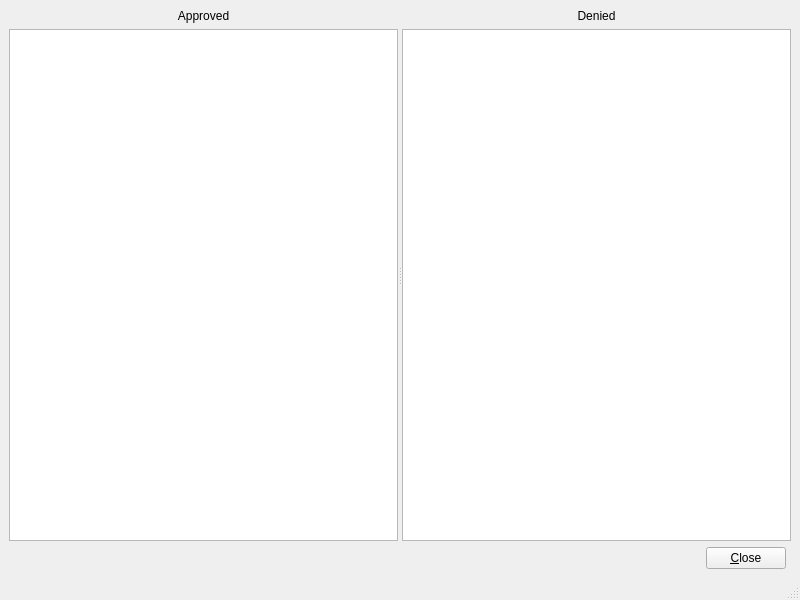
Old version of the form Version 1.x/UI/approveddeniedlists.ui in the repository textbrowser/dooble.
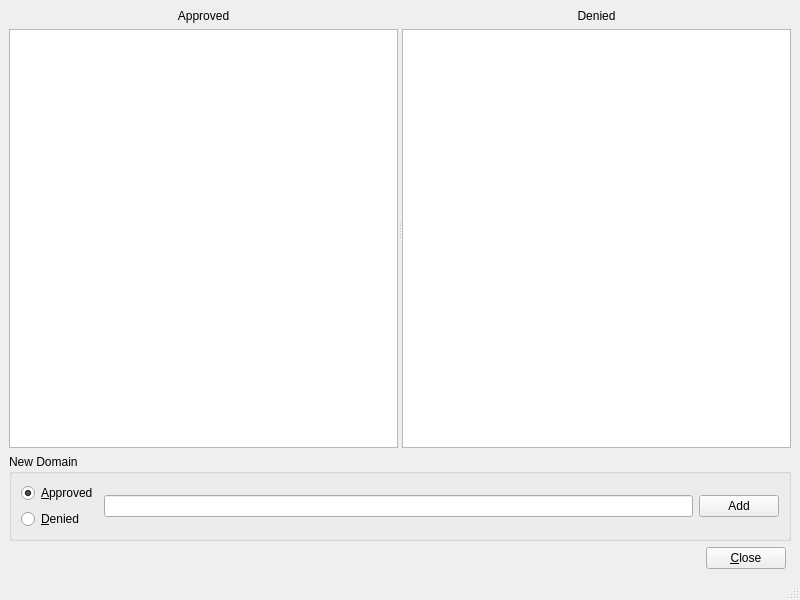
New version of the form.

```diff
--- a/Version 1.x/UI/approveddeniedlists.ui
+++ b/Version 1.x/UI/approveddeniedlists.ui
@@ -23,7 +23,7 @@
       <property name="childrenCollapsible">
        <bool>false</bool>
       </property>
-      <widget class="QWidget" name="">
+      <widget class="QWidget" name="layoutWidget">
        <layout class="QVBoxLayout" name="verticalLayout">
         <item>
          <widget class="QLabel" name="label">
@@ -50,7 +50,7 @@
         </item>
        </layout>
       </widget>
-      <widget class="QWidget" name="">
+      <widget class="QWidget" name="layoutWidget">
        <layout class="QVBoxLayout" name="verticalLayout_2">
         <item>
          <widget class="QLabel" name="label_2">
@@ -79,6 +79,52 @@
       </widget>
      </widget>
     </item>
+    <item>
+     <widget class="QGroupBox" name="groupBox">
+      <property name="sizePolicy">
+       <sizepolicy hsizetype="Preferred" vsizetype="Fixed">
+        <horstretch>0</horstretch>
+        <verstretch>0</verstretch>
+       </sizepolicy>
+      </property>
+      <property name="title">
+       <string>New Domain</string>
+      </property>
+      <layout class="QHBoxLayout" name="horizontalLayout_2">
+       <item>
+        <layout class="QVBoxLayout" name="verticalLayout_4">
+         <item>
+          <widget class="QRadioButton" name="approved_rb">
+           <property name="text">
+            <string>&amp;Approved</string>
+           </property>
+           <property name="checked">
+            <bool>true</bool>
+           </property>
+          </widget>
+         </item>
+         <item>
+          <widget class="QRadioButton" name="denied_rb">
+           <property name="text">
+            <string>&amp;Denied</string>
+           </property>
+          </widget>
+         </item>
+        </layout>
+       </item>
+       <item>
+        <widget class="QLineEdit" name="domain"/>
+       </item>
+       <item>
+        <widget class="QPushButton" name="add">
+         <property name="text">
+          <string>Add</string>
+         </property>
+        </widget>
+       </item>
+      </layout>
+     </widget>
+    </item>
     <item>
      <layout class="QHBoxLayout" name="horizontalLayout">
       <property name="spacing">
```
Left out of the diff: 4 changed lines with no effect on the pictures.
